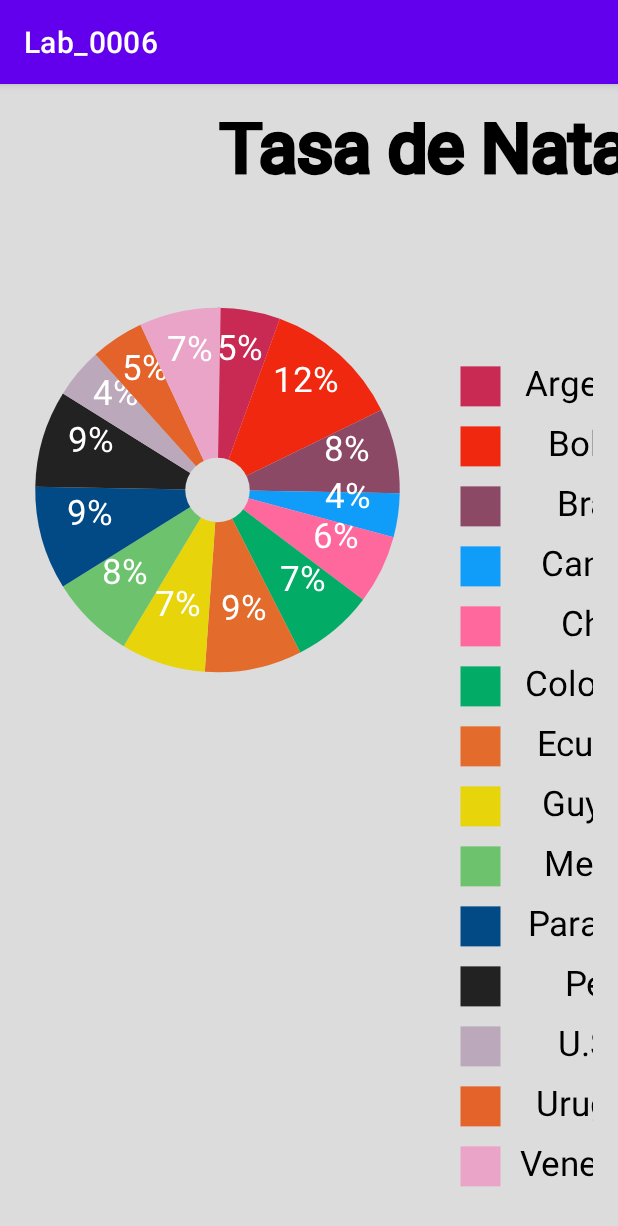
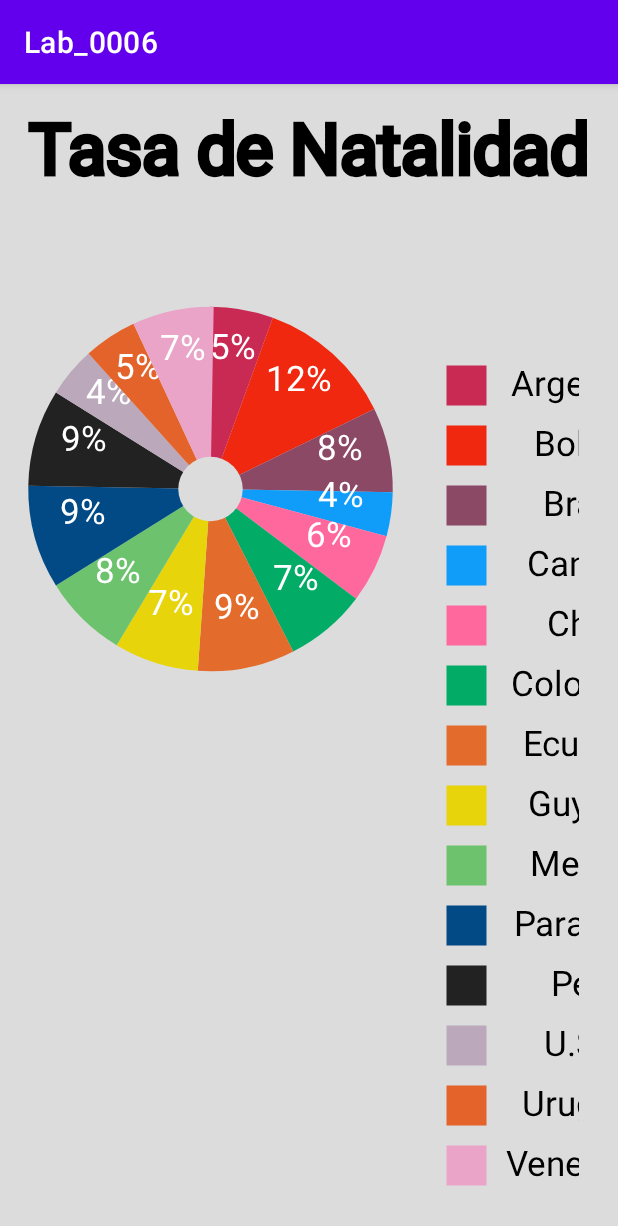
Before and after one commit to walterHC/Lab_0006, an Android app: the screen it shows after launch (ActivityCircular), after a tap on "VISTA DE GRAFICO CIRCULAR", on a phone screen of 412 x 824 dp. Shown: the top 1226 px of the screen. Run offline under Robolectric (Android 15) with nearby library versions, the phone set to English and light mode, and no system bars.

Commit message:
Actualizando el codigo

```diff
--- a/app/src/main/java/com/example/lab_0006/ActivityBarras.java
+++ b/app/src/main/java/com/example/lab_0006/ActivityBarras.java
@@ -10,21 +10,5 @@ public class ActivityBarras extends AppCompatActivity {
     protected void onCreate(Bundle savedInstanceState) {
         super.onCreate(savedInstanceState);
         setContentView(R.layout.activity_barras);
-
-        CustomView mCustomView = (CustomView) findViewById(R.id.customView);
-        mCustomView.addData("Argentina", 20.7);
-        mCustomView.addData("Bolivia",46.6);
-        mCustomView.addData("Brazil",28.6);
-        mCustomView.addData("Canada",14.5);
-        mCustomView.addData("Chile",23.4);
-        mCustomView.addData("Colombia",27.4);
-        mCustomView.addData("Ecuador",32.9);
-        mCustomView.addData("Guyana",28.3);
-        mCustomView.addData("Mexico",29);
-        mCustomView.addData("Paraguay",34.8);
-        mCustomView.addData("Peru",32.9);
-        mCustomView.addData("U.S.A.",16.7);
-        mCustomView.addData("Uruguay",18);
-        mCustomView.addData("Venezuela",27.5);
     }
 }
--- /dev/null
+++ b/app/src/main/java/com/example/lab_0006/Country.java
@@ -0,0 +1,31 @@
+package com.example.lab_0006;
+
+import java.util.ArrayList;
+
+public class Country {
+    private String name;
+    private float birthRate;
+    private String color;
+
+    public static ArrayList<Country> countries = new ArrayList<Country>();
+
+    Country(String n, float br, String c){
+        this.name = n;
+        this.birthRate = br;
+        this.color = c;
+    }
+
+    //getter
+    public String getName(){
+        return name;
+    }
+
+    public float getBirthRate() {
+        return birthRate;
+    }
+
+    public String getColor() {
+        return color;
+    }
+
+}
--- a/app/src/main/java/com/example/lab_0006/LegendaView.java
+++ b/app/src/main/java/com/example/lab_0006/Legend.java
@@ -11,15 +11,15 @@ import androidx.annotation.Nullable;
 
 import java.util.ArrayList;
 
-public class LegendaView extends View {
+public class Legend extends View {
     private float mWidth;                   // Custom view width.
     private float mHeight;                  // Custom view height.
     private Paint mTextPaint;               // For text in the view.
-    private Paint mFigurePaint;               // For dial circle in the view.
+    private Paint mFigurePaint;             // For rect in the view.
 
-    ArrayList<Pais> listaPaises;
+    ArrayList<Country> listCountries;
 
-    public LegendaView(Context context, @Nullable AttributeSet attrs) {
+    public Legend(Context context, @Nullable AttributeSet attrs) {
         super(context, attrs);
         init();
     }
@@ -32,14 +32,13 @@ public class LegendaView extends View {
         mTextPaint.setTextAlign(Paint.Align.CENTER);
         mTextPaint.setTextSize(35f);
 
-        listaPaises = Pais.paises;
+        listCountries = Country.countries;
 
         // TODO: Set up onClick listener for this view.
 
     }
     @Override
     protected void onSizeChanged(int w, int h, int oldw, int oldh) {
-        // Calculate the radius from the width and height.
         mWidth = w;
         mHeight = h;
     }
@@ -50,17 +49,17 @@ public class LegendaView extends View {
 
         float x = mWidth/4;
         float y = mHeight/8;
-        float ancho = 20;
+        float side = 20;
 
-        String str = "";
+        String text = "";
 
-        for(int i=0; i < listaPaises.size(); i++){
+        for(int i = 0; i < listCountries.size(); i++){
 
-            mFigurePaint.setColor(Color.parseColor(listaPaises.get(i).getColor()));
-            canvas.drawRect(x-ancho,y-ancho,x+ancho,y+ancho,mFigurePaint);
+            mFigurePaint.setColor(Color.parseColor(listCountries.get(i).getColor()));
+            canvas.drawRect(x-side,y-side,x+side,y+side,mFigurePaint);
 
-            str = listaPaises.get(i).getNombre();
-            canvas.drawText(str, 0, str.length(), x+120, y+10, mTextPaint);
+            text = listCountries.get(i).getName();
+            canvas.drawText(text, 0, text.length(), x+120, y+10, mTextPaint);
 
             y+=60;
         }
--- a/app/src/main/java/com/example/lab_0006/MainActivity.java
+++ b/app/src/main/java/com/example/lab_0006/MainActivity.java
@@ -5,6 +5,8 @@ import android.content.Intent;
 import android.os.Bundle;
 import android.view.View;
 import android.widget.Button;
+
+import java.util.ArrayList;
 
 
 public class MainActivity extends AppCompatActivity {
@@ -32,5 +34,26 @@ public class MainActivity extends AppCompatActivity {
             }
         });
 
+
+        ArrayList<Country> listCountries = Country.countries;
+
+        listCountries.add(new Country("Argentina", 20.7f,"#C82A54"));
+        listCountries.add(new Country("Bolivia", 46.6f, "#EF280F"));
+        listCountries.add(new Country("Brazil", 28.6f, "#8C4966"));
+        listCountries.add(new Country("Canada", 14.5f, "#109DFA"));
+        listCountries.add(new Country("Chile", 23.4f, "#FF689D"));
+        listCountries.add(new Country("Colombia", 27.4f,"#02AC66"));
+        listCountries.add(new Country("Ecuador", 32.9f, "#E36B2C"));
+        listCountries.add(new Country("Guyana", 28.3f, "#E7D40A"));
+        listCountries.add(new Country("Mexico", 29f, "#6DC36D"));
+        listCountries.add(new Country("Paraguay", 34.8f, "#024A86"));
+        listCountries.add(new Country("Peru", 32.9f, "#222222"));
+        listCountries.add(new Country("U.S.A", 16.7f, "#BBA9BB"));
+        listCountries.add(new Country("Uruguay", 18f, "#E3632A"));
+        listCountries.add(new Country("Venezuela", 27.5f,"#E9A4C7"));
+        //listCountries.add(new Country("Prueba1", 25.5f,"#A2DCFF"));
+        //listCountries.add(new Country("Prueba2", 15.4f,"#99FFAA"));
+
+
     }
 }
--- a/app/src/main/java/com/example/lab_0006/Pais.java
+++ /dev/null
@@ -1,53 +0,0 @@
-package com.example.lab_0006;
-
-import java.util.ArrayList;
-
-public class Pais {
-    private String nombre;
-    private float tasaNatalidad;
-    private String color;
-
-    public static ArrayList<Pais> paises;
-
-    Pais(String n, float tn, String c){
-        this.nombre = n;
-        this.tasaNatalidad=tn;
-        this.color = c;
-    }
-
-    //Accesores
-    public String getNombre(){
-        return nombre;
-    }
-
-    public float getTasaNatalidad() {
-        return tasaNatalidad;
-    }
-
-    public String getColor() {
-        return color;
-    }
-
-    public static void generarListaPaises(){
-
-        paises = new ArrayList<Pais>();
-
-        paises.add(new Pais("Argentina", 20.7f,"#C82A54"));
-        paises.add(new Pais("Bolivia", 46.6f, "#EF280F"));
-        paises.add(new Pais("Brazil", 28.6f, "#8C4966"));
-        paises.add(new Pais("Canada", 14.5f, "#109DFA"));
-        paises.add(new Pais("Chile", 23.4f, "#FF689D"));
-        paises.add(new Pais("Colombia", 27.4f,"#02AC66"));
-        paises.add(new Pais("Ecuador", 32.9f, "#E36B2C"));
-        paises.add(new Pais("Guyana", 28.3f, "#E7D40A"));
-        paises.add(new Pais("Mexico", 29f, "#6DC36D"));
-        paises.add(new Pais("Paraguay", 34.8f, "#024A86"));
-        paises.add(new Pais("Peru", 32.9f, "#222222"));
-        paises.add(new Pais("U.S.A", 16.7f, "#BBA9BB"));
-        paises.add(new Pais("Uruguay", 18f, "#E3632A"));
-        paises.add(new Pais("Venezuela", 27.5f,"#E9A4C7"));
-        //paises.add(new Pais("Prueba1", 20.5f,"#A2DCFF"));
-        //paises.add(new Pais("Prueba2", 15.0f,"#99FFAA"));
-
-    }
-}
--- a/app/src/main/java/com/example/lab_0006/GraficoCircular.java
+++ b/app/src/main/java/com/example/lab_0006/PieChart.java
@@ -11,17 +11,18 @@ import androidx.annotation.Nullable;
 
 import java.util.ArrayList;
 
-public class GraficoCircular extends View {
+public class PieChart extends View {
     private float mWidth;                   // Custom view width.
     private float mHeight;                  // Custom view height.
     private Paint mTextPaint;               // For text in the view.
-    private Paint mFigurePaint;               // For dial circle in the view.
+    private Paint mFigurePaint;             // For arc and circle in the view.
     private float mRadius;                  // Radius of the circle.
 
-    ArrayList<Pais> listaPaises;
+    ArrayList<Country> listCountries;
+
     private final float[] mTempResult = new float[2];
 
-    public GraficoCircular(Context context, @Nullable AttributeSet attrs) {
+    public PieChart(Context context, @Nullable AttributeSet attrs) {
         super(context, attrs);
         init();
     }
@@ -34,8 +35,7 @@ public class GraficoCircular extends View {
         mTextPaint.setTextAlign(Paint.Align.CENTER);
         mTextPaint.setTextSize(35f);
 
-        Pais.generarListaPaises();
-        listaPaises = Pais.paises;
+        listCountries = Country.countries;
 
         // TODO: Set up onClick listener for this view.
 
@@ -58,48 +58,57 @@ public class GraficoCircular extends View {
         float startAngle = 270;
         float sweepAngle = 0;
 
-        String str = "";
-        float totalNat = totalNatalidad(listaPaises);
+        float totalBirthRate = calculateTotalBirthRate(listCountries);
+        int percentage, accumulatedPercentage = 0;
+        float labelRadius = mRadius - 50;
+        String text = "";
 
-        final float labelRadius = mRadius - 50;
+        for(int i = 0; i < listCountries.size(); i++){
 
-        for(int i=0; i < listaPaises.size(); i++){
-            sweepAngle = anguloGrafico(listaPaises.get(i), totalNat);
-
-            mFigurePaint.setColor(Color.parseColor(listaPaises.get(i).getColor()));
+            //Drawing arcs
+            sweepAngle = calculateSweepAngle(listCountries.get(i), totalBirthRate);
+            mFigurePaint.setColor(Color.parseColor(listCountries.get(i).getColor()));
             canvas.drawArc(cx-mRadius,cy-mRadius,cx+mRadius,cy+mRadius,startAngle,sweepAngle,true,mFigurePaint);
 
+            //Drawing text percentage
             float[] xyData = computeXYForPosition(startAngle,sweepAngle, labelRadius);
             float x = xyData[0];
             float y = xyData[1];
-            str = strPorcentajeGrafico(listaPaises.get(i), totalNat);
-            canvas.drawText(str, 0, str.length(), x, y, mTextPaint);
+            percentage = calculatePercentage(listCountries.get(i), totalBirthRate, accumulatedPercentage);
+            text = percentage + "%";
+            canvas.drawText(text, 0, text.length(), x, y, mTextPaint);
 
             startAngle += sweepAngle;
+            accumulatedPercentage += percentage;
 
         }
 
+        //Drawing central circle
         mFigurePaint.setColor(Color.parseColor("#dcdcdc"));
         canvas.drawCircle(cx, cy, mRadius-150, mFigurePaint);
     }
 
-    private float[] computeXYForPosition(final float startAngle, final float sweepAngle, final float radius) {
+    private float[] computeXYForPosition(float startAngle, float sweepAngle, float radius) {
         float[] result = mTempResult;
-        Double initialAngle = (startAngle + sweepAngle/2) * Math.PI/180;
-        double quadrantAngle = 2 * Math.PI;
+
+        double initialAngle = (startAngle + sweepAngle/2) * Math.PI/180;
+        double quadrantAngle;
         double angle = 0.0;
-        Double cosx, senx = 0.0;
+        double cosx, senx = 0.0;
 
-        if(initialAngle < quadrantAngle){
+        if(initialAngle > 2 * Math.PI){
+            quadrantAngle = 2 * Math.PI;
+            angle = initialAngle - quadrantAngle;
+
+            cosx = Math.cos(angle);
+            senx = Math.sin(angle);
+
+        }else {
             quadrantAngle = Math.PI * (3/2d);
             angle = initialAngle - quadrantAngle;
+
             cosx = Math.sin(angle);
             senx = -Math.cos(angle);
-        }else {
-            quadrantAngle = 2 * Math.PI;
-            angle = initialAngle - quadrantAngle;
-            cosx = Math.cos(angle);
-            senx = Math.sin(angle);
         }
 
         result[0] = (float) (radius * cosx + (mWidth / 2));
@@ -108,24 +117,23 @@ public class GraficoCircular extends View {
         return result;
     }
 
-
-    private float totalNatalidad(ArrayList<Pais> p) {
+    private float calculateTotalBirthRate(ArrayList<Country> list) {
         float sum = 0;
-        for (Pais e: p) {
-            sum+=e.getTasaNatalidad();
+        for (Country country: list) {
+            sum += country.getBirthRate();
         }
         return sum;
     }
 
-    private float anguloGrafico(Pais p, float t) {
-        float ang = 0;
-        ang = Math.round(p.getTasaNatalidad() * 360 / t);
-        return ang;
+    private float calculateSweepAngle(Country country, float tbr) {
+        return Math.round(country.getBirthRate() * 360 / tbr);
+
     }
 
-    private String strPorcentajeGrafico(Pais p, float t) {
-        int porcent = 0;
-        porcent = Math.round(p.getTasaNatalidad() * 100 / t);
-        return String.valueOf(porcent)+"%";
+    private int calculatePercentage(Country country, float tbr, int ap) {
+        int angle = Math.round(country.getBirthRate() * 100 / tbr);
+        int auxAngle = ap + angle;
+        return (auxAngle > 100) ? angle - auxAngle % 100 : angle;
+
     }
 }
--- a/app/src/main/java/com/example/lab_0006/TituloView.java
+++ b/app/src/main/java/com/example/lab_0006/Title.java
@@ -9,12 +9,13 @@ import android.view.View;
 
 import androidx.annotation.Nullable;
 
-public class TituloView extends View {
-
+public class Title extends View {
+    private float mWidth;
+    private float mHeight;
     private String text;
     private Paint mTextPaint;
 
-    public TituloView(Context context, @Nullable AttributeSet attrs) {
+    public Title(Context context, @Nullable AttributeSet attrs) {
         super(context, attrs);
         init();
     }
@@ -31,9 +32,18 @@ public class TituloView extends View {
     }
 
     @Override
+    protected void onSizeChanged(int w, int h, int oldw, int oldh) {
+        mWidth = w;
+        mHeight = h;
+    }
+
+    @Override
     protected void onDraw(Canvas canvas) {
         super.onDraw(canvas);
+
+        float x = mWidth / 2;
+        float y = mHeight * 2 / 3;
         text = "Tasa de Natalidad";
-        canvas.drawText(text, 0,text.length(),500,50,mTextPaint);
+        canvas.drawText(text, 0,text.length(),x,y,mTextPaint);
     }
 }
--- a/app/src/main/java/com/example/lab_0006/views/CustomView.java
+++ b/app/src/main/java/com/example/lab_0006/views/CustomView.java
@@ -10,6 +10,8 @@ import android.view.View;
 
 import androidx.annotation.Nullable;
 
+import com.example.lab_0006.Country;
+
 import java.util.ArrayList;
 
 public class CustomView extends View {
@@ -21,8 +23,7 @@ public class CustomView extends View {
 
     //double [] datos = {5, 10, 2.5, 5, 8.2, 10, 6.1, 4.7, 6, 10,1.5,9,0.1};
     //11 datos
-    private ArrayList<String> countryList;
-    private ArrayList<Double> dataList;
+    private ArrayList<Country> countryList;
 
     public CustomView(Context context) {
         super(context);
@@ -46,8 +47,7 @@ public class CustomView extends View {
         mPaintSquare = new Paint(Paint.ANTI_ALIAS_FLAG);
         textPaint = new Paint(Paint.ANTI_ALIAS_FLAG);
         linesPaint = new Paint(Paint.ANTI_ALIAS_FLAG);
-        dataList = new ArrayList<>();
-        countryList = new ArrayList<>();
+        countryList = Country.countries;
     }
 
     @Override
@@ -57,7 +57,7 @@ public class CustomView extends View {
         textPaint.setColor(Color.BLACK);
         linesPaint.setColor(Color.MAGENTA);
 
-        int totalValues = dataList.size();
+        int totalValues = countryList.size();
         double maxValue = findMaxValue();
         double barWidth = (getWidth() * 0.45) / (totalValues + 1);
         //double spacing = barWidth/totalValues;
@@ -89,7 +89,7 @@ public class CustomView extends View {
             mRectSquare.left = x;
             mRectSquare.top = y;
             mRectSquare.right = (int)(mRectSquare.left + barWidth);
-            double barHeight = -((dataList.get(i) * y) / granularity);
+            double barHeight = -((countryList.get(i).getBirthRate() * y) / granularity);
             mRectSquare.bottom = (int) (mRectSquare.top + barHeight);
             x += 2* barWidth;
             paddingBars = (float) (x-1.4* barWidth);
@@ -97,15 +97,15 @@ public class CustomView extends View {
             //canvas.drawText(paises.get(i), (float) (paddingBars), (float) (screenHeight), textPaint);
             canvas.drawRect(mRectSquare, mPaintSquare);
             canvas.rotate((float) -90, (float) (paddingBars), (float) (screenHeight));
-            canvas.drawText(countryList.get(i), (float) (paddingBars), (float) (screenHeight), textPaint);
+            canvas.drawText(countryList.get(i).getName(), (float) (paddingBars), (float) (screenHeight), textPaint);
             canvas.rotate(90F, (float) (paddingBars), (float) (screenHeight));
         }
     }
 
     protected double findMaxValue(){
         double maxValue=0;
-        for(int i = 0; i < dataList.size(); i++)
-            maxValue = (maxValue < dataList.get(i)) ? dataList.get(i) : maxValue;
+        for(int i = 0; i < countryList.size(); i++)
+            maxValue = (maxValue < countryList.get(i).getBirthRate()) ? countryList.get(i).getBirthRate() : maxValue;
 
         return maxValue;
     }
@@ -114,8 +114,4 @@ public class CustomView extends View {
         return (int)(maxValue + (totalValues - (maxValue % totalValues)));
     }
 
-    public void addData(String country, double value){
-        countryList.add(country);
-        dataList.add(value);
-    }
 }
--- a/app/src/main/res/layout/activity_circular.xml
+++ b/app/src/main/res/layout/activity_circular.xml
@@ -8,11 +8,11 @@
     android:background="@drawable/background_color"
     tools:context=".ActivityCircular">
 
-    <com.example.lab_0006.TituloView
+    <com.example.lab_0006.Title
         android:id="@+id/titulo"
         android:layout_width="wrap_content"
-        android:layout_height="50dp"
-        android:layout_marginVertical="25dp"
+        android:layout_height="60dp"
+        android:layout_marginVertical="20dp"
         android:ems="10"/>
 
     <LinearLayout
@@ -20,15 +20,15 @@
         android:layout_height="match_parent"
         android:orientation="horizontal">
 
-        <com.example.lab_0006.GraficoCircular
+        <com.example.lab_0006.PieChart
             android:id="@+id/graficoCircular"
             android:layout_width="270dp"
             android:layout_height="300dp"
-            android:layout_marginHorizontal="10dp"
+            android:layout_marginHorizontal="5dp"
             android:layout_marginTop="20dp"
             android:ems="10"/>
 
-        <com.example.lab_0006.LegendaView
+        <com.example.lab_0006.Legend
             android:id="@+id/legenda"
             android:layout_width="100dp"
             android:layout_height="wrap_content"
```
